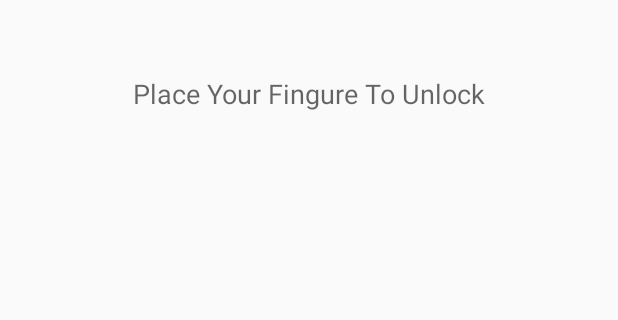
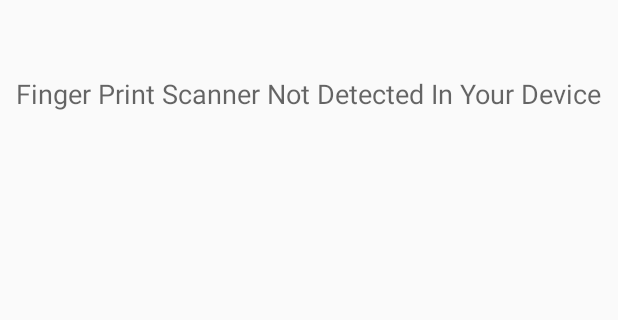
Before and after one commit to moseskamira/FingerPrintAuthApp, an Android app: the screen it shows after launch (MainActivity), on a phone screen of 412 x 824 dp, the part 508-828 px from its top. Run offline under Robolectric (Android 15) with nearby library versions, the phone set to English and light mode, and no system bars.

Commit message:
Implement Fingure print - Implement Fingure print in Android App

```diff
--- a/app/src/main/AndroidManifest.xml
+++ b/app/src/main/AndroidManifest.xml
@@ -1,6 +1,12 @@
 <?xml version="1.0" encoding="utf-8"?>
 <manifest xmlns:android="http://schemas.android.com/apk/res/android"
     package="com.example.fingureprintauthapp">
+
+    <uses-permission android:name="android.permission.INTERNET"/>
+    <uses-permission android:name="android.permission.USE_BIOMETRIC" />
+
+    <uses-permission android:name="android.permission.USE_FINGERPRINT"/>
+
 
     <application
         android:allowBackup="true"
--- a/app/src/main/java/com/example/fingureprintauthapp/MainActivity.kt
+++ b/app/src/main/java/com/example/fingureprintauthapp/MainActivity.kt
@@ -1,12 +1,55 @@
 package com.example.fingureprintauthapp
 
+import android.app.KeyguardManager
+import android.content.Context
+import android.content.pm.PackageManager
+import android.os.Build
 import android.support.v7.app.AppCompatActivity
 import android.os.Bundle
+import android.support.v4.content.ContextCompat
+import android.support.v4.hardware.fingerprint.FingerprintManagerCompat
+import android.widget.ImageView
+import android.widget.TextView
+import kotlinx.android.synthetic.main.activity_main.*
 
 class MainActivity : AppCompatActivity() {
+    lateinit var paraLabel: TextView
+    lateinit var titleLabel: TextView
+    lateinit var fingerImage: ImageView
+    lateinit var fingerPrintManager: FingerprintManagerCompat
+    lateinit var keyGuardManager: KeyguardManager
 
     override fun onCreate(savedInstanceState: Bundle?) {
         super.onCreate(savedInstanceState)
         setContentView(R.layout.activity_main)
+        fingerImage = fingure_scanner
+        titleLabel = fingure_title
+        paraLabel = prompt_message
+
+        if(Build.VERSION.SDK_INT >= Build.VERSION_CODES.M){
+            fingerPrintManager = FingerprintManagerCompat.from(this)
+            keyGuardManager = applicationContext.getSystemService(Context.KEYGUARD_SERVICE) as KeyguardManager
+             if(!fingerPrintManager.isHardwareDetected) {
+                 paraLabel.text = "Finger Print Scanner Not Detected In Your Device"
+             } else if (ContextCompat.checkSelfPermission(this, android.Manifest.permission.USE_BIOMETRIC) != PackageManager.PERMISSION_GRANTED) {
+                 paraLabel.text = "Permission Not Set To Use Fingure Print"
+             } else if (!keyGuardManager.isKeyguardSecure) {
+                 paraLabel.text = "Add Lock To Your Phone In Settings"
+
+             } else if (!fingerPrintManager.hasEnrolledFingerprints()) {
+                 paraLabel.text = "You Should Add Atleat One Fingure Print To Use This Feature"
+
+             } else
+                 paraLabel.text = "Place You Fingure On Scanner To Access The App"
+
+            val fingerPrintHandler = FingerPrintHandler(this)
+            fingerPrintHandler.startAuth(fingerPrintManager, null)
+
+
+
+
+        }
     }
+
+
 }
```
Also changed, not shown: app/src/main/java/com/example/fingureprintauthapp/FingurePrintHandler.kt (added, +45 -0 lines).
